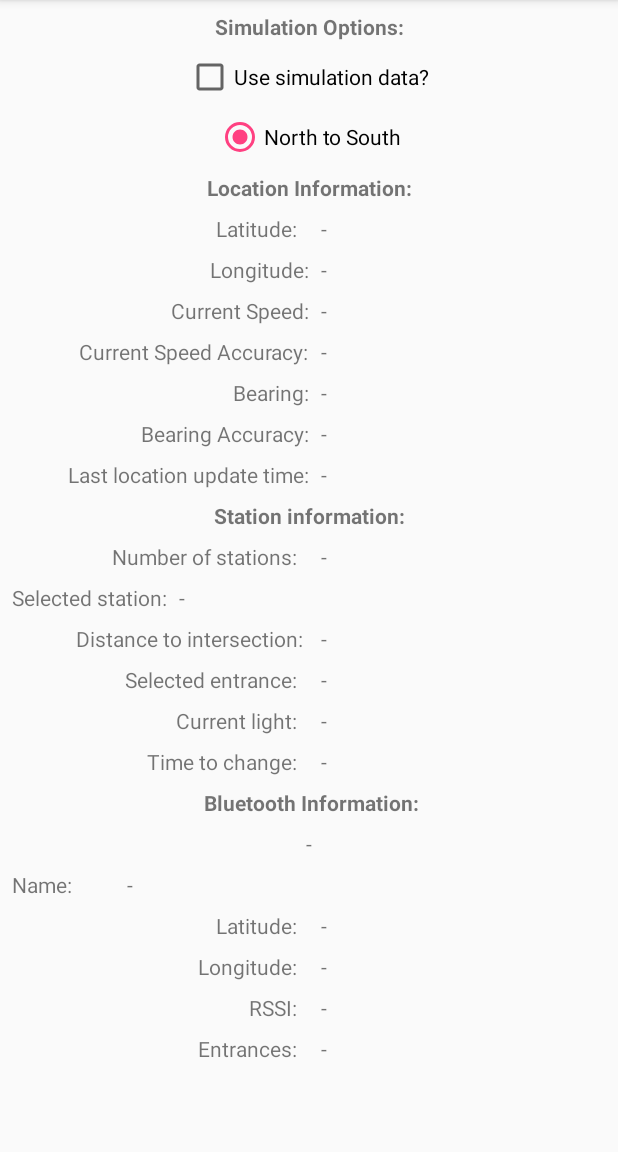
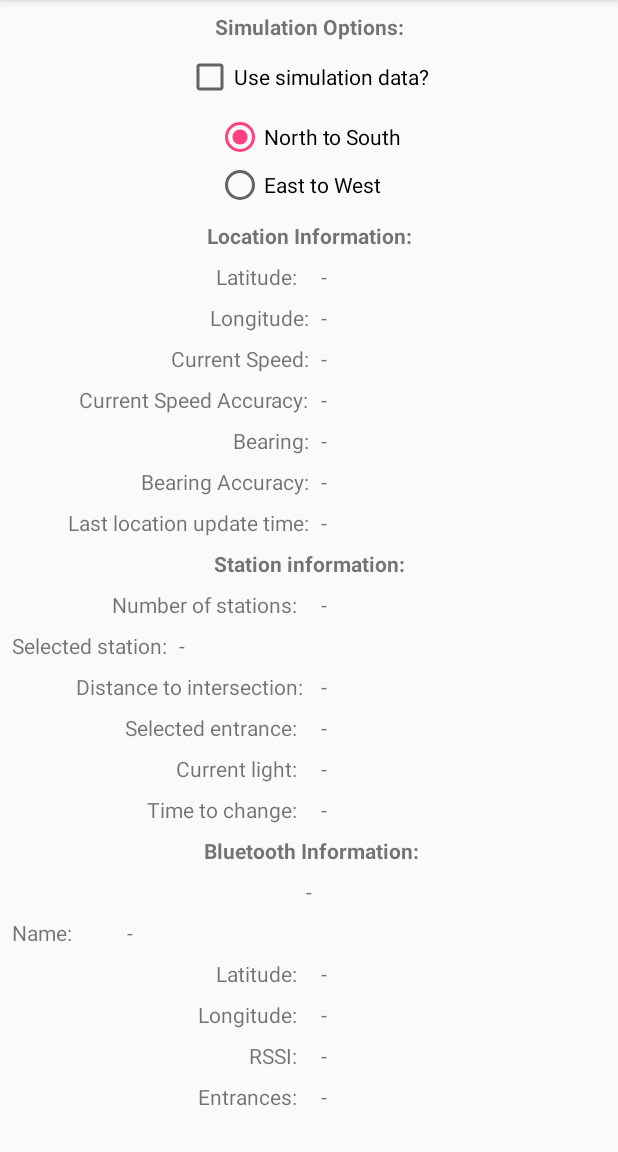
Before and after one commit to squircle/cycleflow, an Android app: the screen it shows after launch (MainActivity), on a phone screen of 412 x 824 dp, the part 84-1236 px from its top. Run offline under Robolectric (Android 15) with nearby library versions, the phone set to English and light mode, and no system bars.

Commit message:
Updated simulation to also include east to west direction instead. Simulation direction currently can't be changed dynamically (just need to add on on press listener and create a new sim object to do that), must select direction and then hit the checkbox for the first time.

```diff
--- a/app/src/main/java/ca/cloudsynergy/cycleflow/MainActivity.java
+++ b/app/src/main/java/ca/cloudsynergy/cycleflow/MainActivity.java
@@ -20,6 +20,8 @@ import android.support.v7.app.AppCompatActivity;
 import android.os.Bundle;
 import android.util.Log;
 import android.widget.CheckBox;
+import android.widget.RadioButton;
+import android.widget.RadioGroup;
 import android.widget.TextView;
 import android.widget.Toast;
 
@@ -39,6 +41,7 @@ import java.util.Iterator;
 import java.util.Locale;
 import java.util.Map;
 
+import ca.cloudsynergy.cycleflow.location.Direction;
 import ca.cloudsynergy.cycleflow.location.GpsCoordinates;
 import ca.cloudsynergy.cycleflow.simulation.Simulation;
 import ca.cloudsynergy.cycleflow.station.Entrance;
@@ -91,6 +94,9 @@ public class MainActivity extends AppCompatActivity {
 
     // UI Widgets
     private CheckBox useSimulationBox;
+    private RadioGroup simRadioGroup;
+    private RadioButton simNsRadioButton;
+    private RadioButton simEwRadioButton;
 
     private TextView latitudeTextView;
     private TextView longitudeTextView;
@@ -135,6 +141,9 @@ public class MainActivity extends AppCompatActivity {
 
     private void assignWidgets() {
         useSimulationBox = findViewById(R.id.sim_checkbox);
+        simRadioGroup = findViewById(R.id.sim_radio_group);
+        simNsRadioButton = findViewById(R.id.sim_ns);
+        simEwRadioButton = findViewById(R.id.sim_ew);
 
         latitudeTextView = findViewById(R.id.latitude_data);
         longitudeTextView = findViewById(R.id.longitude_data);
@@ -232,7 +241,13 @@ public class MainActivity extends AppCompatActivity {
         Location currentLocation;
         if (useSimulationBox.isChecked()) {
             if (simulation == null) {
-                simulation = new Simulation();
+                Direction direction;
+                if (simRadioGroup.getCheckedRadioButtonId() == simNsRadioButton.getId()) {
+                    direction = Direction.SOUTH;
+                } else {
+                    direction = Direction.WEST;
+                }
+                simulation = new Simulation(direction);
             }
             currentLocation = simulation.getNewLocation();
             synergy.setCurrentLocation(currentLocation);
--- a/app/src/main/res/layout/activity_main.xml
+++ b/app/src/main/res/layout/activity_main.xml
@@ -47,7 +47,7 @@
                 app:layout_constraintTop_toBottomOf="@+id/sim_info" />
 
             <RadioGroup
-                android:id="@+id/simRadioGroup"
+                android:id="@+id/sim_radio_group"
                 android:layout_width="wrap_content"
                 android:layout_height="wrap_content"
                 android:layout_marginStart="8dp"
@@ -64,6 +64,15 @@
                     android:layout_weight="1"
                     android:checked="true"
                     android:text="@string/sim_ns" />
+
+                <RadioButton
+                    android:id="@+id/sim_ew"
+                    android:layout_width="wrap_content"
+                    android:layout_height="wrap_content"
+                    android:layout_weight="1"
+                    android:checked="false"
+                    android:text="@string/sim_ew" />
+
             </RadioGroup>
 
             <TextView
@@ -75,7 +84,7 @@
                 android:textStyle="bold"
                 app:layout_constraintEnd_toEndOf="parent"
                 app:layout_constraintStart_toStartOf="parent"
-                app:layout_constraintTop_toBottomOf="@+id/simRadioGroup" />
+                app:layout_constraintTop_toBottomOf="@+id/sim_radio_group" />
 
             <TextView
                 android:id="@+id/latitude_text"
--- a/app/src/main/res/values/strings.xml
+++ b/app/src/main/res/values/strings.xml
@@ -28,6 +28,7 @@
     <string name="sim_label">Simulation Options:</string>
     <string name="sim_checkbox">Use simulation data?</string>
     <string name="sim_ns">North to South</string>
+    <string name="sim_ew">East to West</string>
 
     <!-- Station information -->
     <string name="station_label">Station information:</string>
```
Also changed, not shown: app/src/main/java/ca/cloudsynergy/cycleflow/simulation/Simulation.java (+35 -11 lines).
